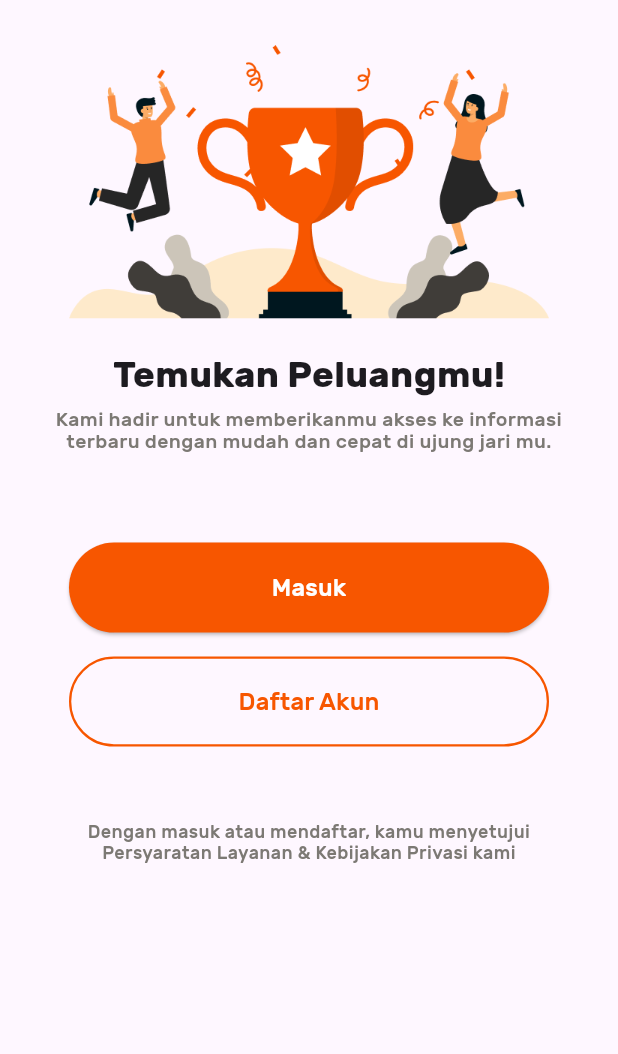
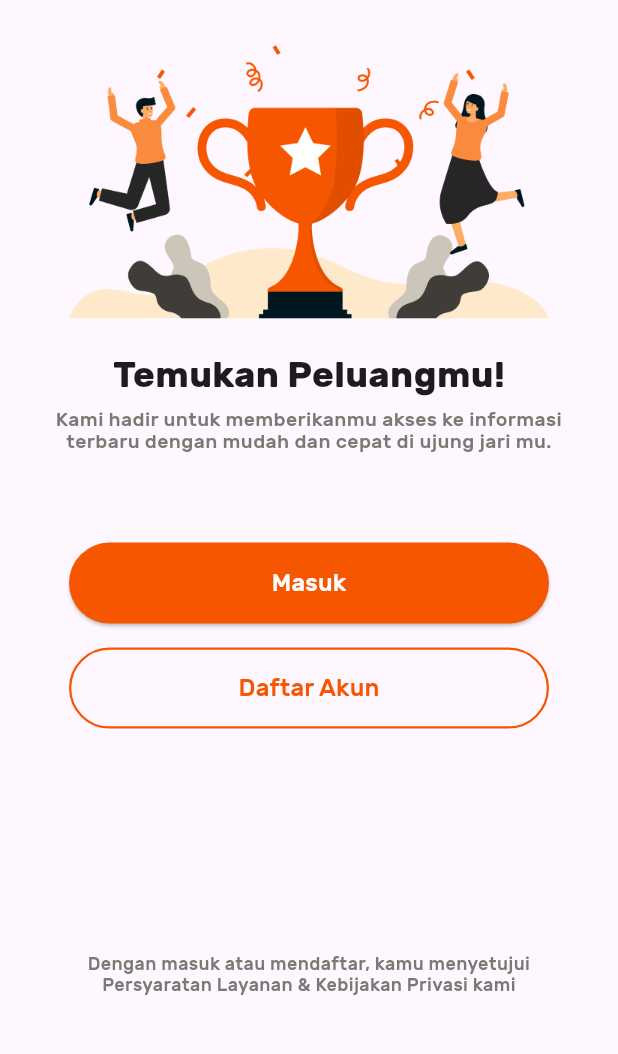
Before and after one commit to sourcery-ai-experiments/unishare_mobile, a Flutter app: the screen it shows after launch, on a phone screen of 412 x 824 dp, the part 173-1227 px from its top. Run offline on Flutter 3.47's test engine with Material 3 defaults, Android fonts, the phone set to English and light mode, and no system bars; project files that could hold a hidden picture were left out.

Commit message:
fix: onboarding screen

```diff
--- a/lib/main.dart
+++ b/lib/main.dart
@@ -1,10 +1,11 @@
 import 'package:flutter/material.dart';
 import 'package:unishare_mobile/screens/onboarding_screen.dart';
+import 'package:unishare_mobile/screens/homepage.dart';
 
 void main() {
   runApp(const MaterialApp(
     home: Scaffold(
-      body: OnboardingScreen(),
+      body: OnboardingScreen(), //OnboardingScreen(),
     ),
   ));
 }
--- a/lib/screens/onboarding_screen.dart
+++ b/lib/screens/onboarding_screen.dart
@@ -58,7 +58,7 @@ class OnboardingScreen extends StatelessWidget {
                 ),
                 SecondaryButton(),
                 const Padding(
-                  padding: EdgeInsets.only(top: 50.0),
+                  padding: EdgeInsets.only(top: 150.0, bottom: 30),
                   child: SizedBox(
                     width: 340,
                     height: 40,
--- a/lib/widgets/primary_button.dart
+++ b/lib/widgets/primary_button.dart
@@ -10,7 +10,7 @@ class PrimaryButton extends StatelessWidget {
       child: ElevatedButton(
         style: ButtonStyle(
           minimumSize: const MaterialStatePropertyAll(
-            Size(320, 60),
+            Size(320, 54),
           ),
           foregroundColor: MaterialStateProperty.all(Colors.white),
           backgroundColor: MaterialStateProperty.all(
--- a/lib/widgets/secondary_button.dart
+++ b/lib/widgets/secondary_button.dart
@@ -8,7 +8,7 @@ class SecondaryButton extends StatelessWidget {
       child: OutlinedButton(
         style: ButtonStyle(
             minimumSize: const MaterialStatePropertyAll(
-              Size(320, 60),
+              Size(320, 54),
             ),
             foregroundColor: MaterialStateProperty.all(
               const Color.fromARGB(255, 247, 86, 0),
```
Also changed, not shown: lib/screens/homepage.dart (added, +45 -0 lines).
